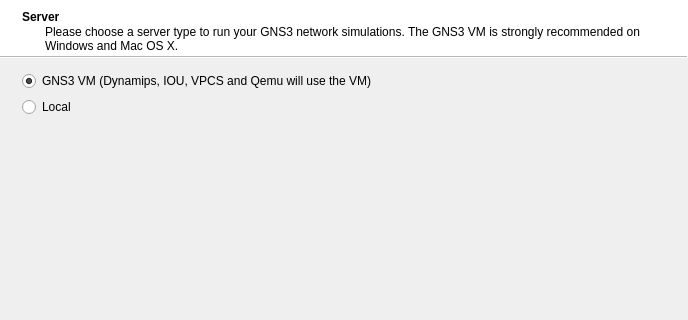
Before: the Qt Designer form gns3/ui/setup_wizard.ui in GNS3/gns3-gui, drawn with Qt 5; both pictures show x 0 to 688 and y 0 to 320 of the 688 by 469 pixel window.
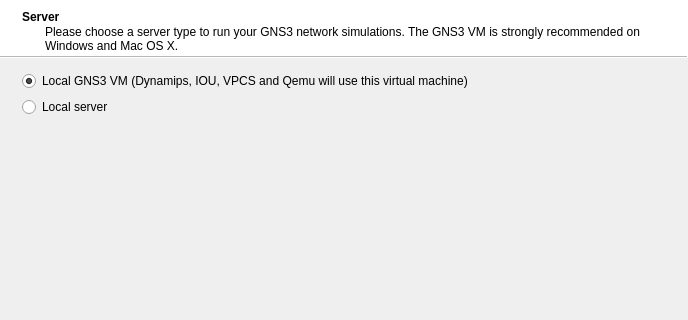
After: the same form once the commit is applied. Icons and pictures are not drawn.

Commit message: Changes some references for "GNS3 VM" to "Local GNS3 VM". Ref #506.

What changed in the file:
```diff
--- a/gns3/ui/setup_wizard.ui
+++ b/gns3/ui/setup_wizard.ui
@@ -6,8 +6,8 @@
    <rect>
     <x>0</x>
     <y>0</y>
-    <width>740</width>
-    <height>485</height>
+    <width>688</width>
+    <height>469</height>
    </rect>
   </property>
   <property name="sizePolicy">
@@ -45,7 +45,7 @@
     <item row="0" column="0">
      <widget class="QRadioButton" name="uiVMRadioButton">
       <property name="text">
-       <string>GNS3 VM (Dynamips, IOU, VPCS and Qemu will use the VM)</string>
+       <string>Local GNS3 VM (Dynamips, IOU, VPCS and Qemu will use this virtual machine)</string>
       </property>
       <property name="checked">
        <bool>true</bool>
@@ -55,7 +55,7 @@
     <item row="1" column="0">
      <widget class="QRadioButton" name="uiLocalRadioButton">
       <property name="text">
-       <string>Local</string>
+       <string>Local server</string>
       </property>
      </widget>
     </item>
```
The commit also changes 3 other files.
